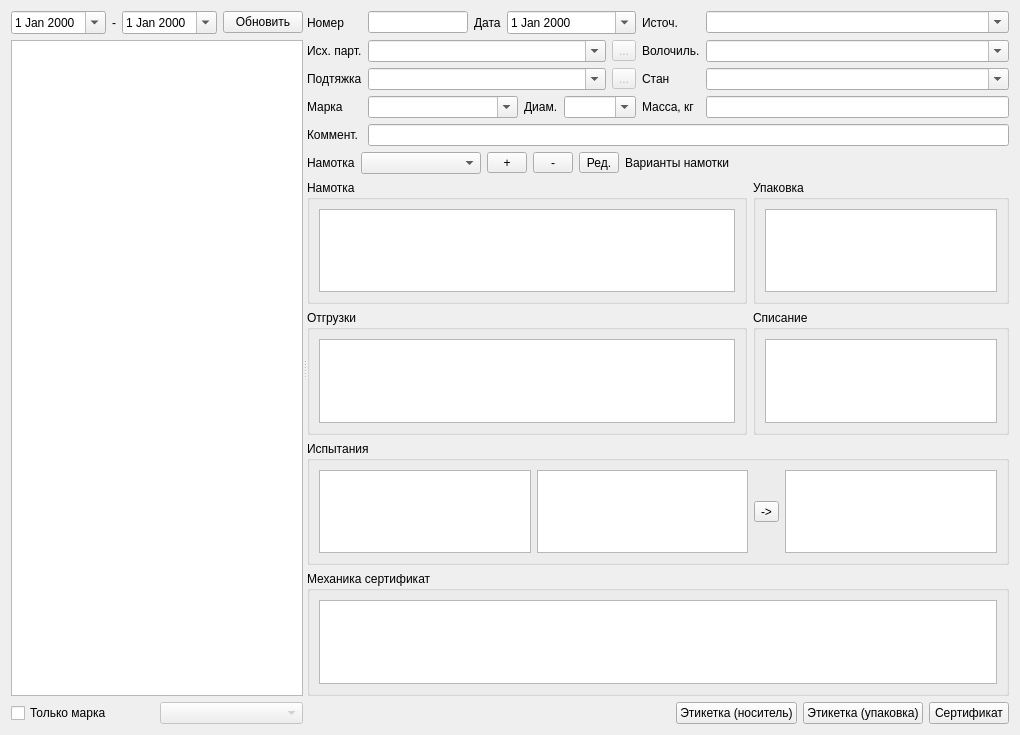
The window that formpart.ui (Sergeyego/wire_pr) describes before a commit, drawn with Qt 5.
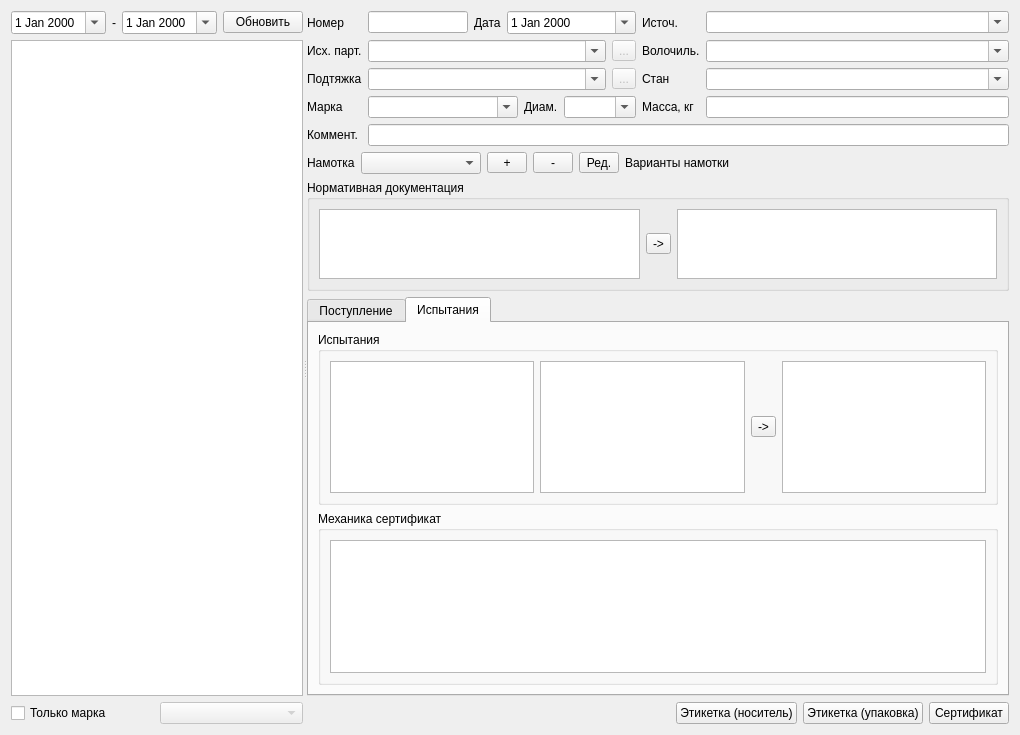
The same window after the commit. The open tabs and pages were chosen to show the change. Icons and pictures are not drawn. Custom widgets are drawn as their Qt base class.

```diff
--- a/formpart.ui
+++ b/formpart.ui
@@ -442,6 +442,51 @@
         </layout>
        </item>
        <item>
+        <widget class="QGroupBox" name="groupBoxTu">
+         <property name="maximumSize">
+          <size>
+           <width>16777215</width>
+           <height>150</height>
+          </size>
+         </property>
+         <property name="title">
+          <string>Нормативная документация</string>
+         </property>
+         <layout class="QHBoxLayout" name="horizontalLayout_12">
+          <item>
+           <widget class="DbViewer" name="tableViewSrcTu">
+            <attribute name="verticalHeaderVisible">
+             <bool>false</bool>
+            </attribute>
+           </widget>
+          </item>
+          <item>
+           <widget class="QToolButton" name="toolButtonCopyTu">
+            <property name="toolTip">
+             <string>Копировать значения в сертификат</string>
+            </property>
+            <property name="text">
+             <string>-&gt;</string>
+            </property>
+           </widget>
+          </item>
+          <item>
+           <widget class="DbViewer" name="tableViewPartiTu"/>
+          </item>
+         </layout>
+        </widget>
+       </item>
+       <item>
+        <widget class="QTabWidget" name="tabWidget">
+         <property name="currentIndex">
+          <number>0</number>
+         </property>
+         <widget class="QWidget" name="tab">
+          <attribute name="title">
+           <string>Поступление</string>
+          </attribute>
+          <layout class="QVBoxLayout" name="verticalLayout_6">
+           <item>
         <layout class="QHBoxLayout" name="horizontalLayout_10">
          <item>
           <widget class="QGroupBox" name="groupBoxNam">
@@ -509,6 +554,13 @@
          </item>
         </layout>
        </item>
+          </layout>
+         </widget>
+         <widget class="QWidget" name="tab_2">
+          <attribute name="title">
+           <string>Испытания</string>
+          </attribute>
+          <layout class="QVBoxLayout" name="verticalLayout_7">
        <item>
         <widget class="QGroupBox" name="groupBoxChem">
          <property name="title">
@@ -558,6 +610,10 @@
            <widget class="DbViewer" name="tableViewWirePartMech"/>
           </item>
          </layout>
+            </widget>
+           </item>
+          </layout>
+         </widget>
         </widget>
        </item>
        <item>
```
Lines whose indentation alone changed are shown as unchanged.
